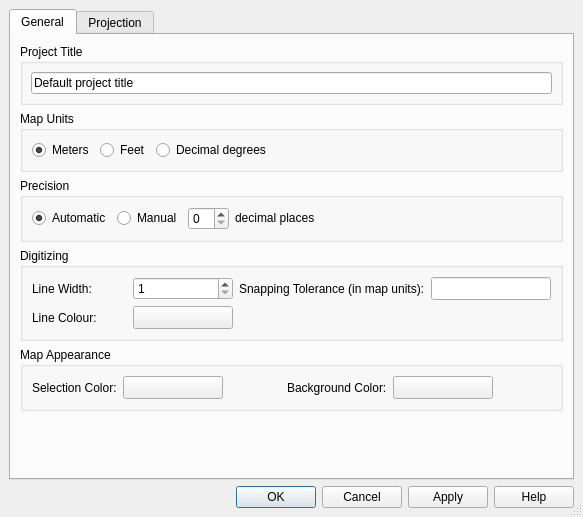
Old version of the form branches/advanced_editing_branch/src/ui/qgsprojectpropertiesbase.ui in the repository stopa85/Quantum-GIS.
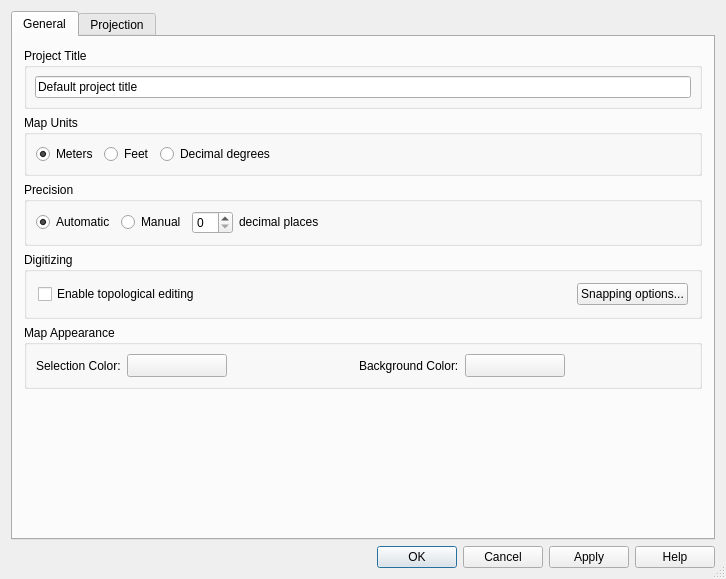
New version of the form. Icons and pictures are not drawn. Custom widgets are drawn as their Qt base class.

Commit message: Extended vector editing with the possibility to snap to several background layers. Each layer may have a different snapping tolerance and snapping can be to vertex or to segment. Moved the general digitizing properties to the qgis options and store the snapping configuration of the background layers in the project file

What changed in the file:
```diff
--- a/branches/advanced_editing_branch/src/ui/qgsprojectpropertiesbase.ui
+++ b/branches/advanced_editing_branch/src/ui/qgsprojectpropertiesbase.ui
@@ -5,8 +5,8 @@
    <rect>
     <x>0</x>
     <y>0</y>
-    <width>583</width>
-    <height>517</height>
+    <width>718</width>
+    <height>579</height>
    </rect>
   </property>
   <property name="windowTitle" >
@@ -22,22 +22,6 @@
    <bool>true</bool>
   </property>
   <layout class="QGridLayout" >
-   <property name="margin" >
-    <number>9</number>
-   </property>
-   <property name="spacing" >
-    <number>6</number>
-   </property>
-   <item row="1" column="0" >
-    <widget class="QDialogButtonBox" name="buttonBox" >
-     <property name="orientation" >
-      <enum>Qt::Horizontal</enum>
-     </property>
-     <property name="standardButtons" >
-      <set>QDialogButtonBox::Apply|QDialogButtonBox::Cancel|QDialogButtonBox::Help|QDialogButtonBox::NoButton|QDialogButtonBox::Ok</set>
-     </property>
-    </widget>
-   </item>
    <item row="0" column="0" >
     <widget class="QTabWidget" name="tabWidget" >
      <property name="currentIndex" >
@@ -47,23 +31,29 @@
       <attribute name="title" >
        <string>General</string>
       </attribute>
-      <layout class="QVBoxLayout" >
-       <property name="margin" >
-        <number>9</number>
-       </property>
-       <property name="spacing" >
-        <number>6</number>
-       </property>
-       <item>
+      <layout class="QGridLayout" >
+       <item row="0" column="0" >
         <widget class="QGroupBox" name="titleBox" >
          <property name="title" >
           <string>Project Title</string>
          </property>
          <layout class="QGridLayout" >
-          <property name="margin" >
+          <property name="leftMargin" >
            <number>8</number>
           </property>
-          <property name="spacing" >
+          <property name="topMargin" >
+           <number>8</number>
+          </property>
+          <property name="rightMargin" >
+           <number>8</number>
+          </property>
+          <property name="bottomMargin" >
+           <number>8</number>
+          </property>
+          <property name="horizontalSpacing" >
+           <number>6</number>
+          </property>
+          <property name="verticalSpacing" >
            <number>6</number>
           </property>
           <item row="0" column="0" >
@@ -79,18 +69,27 @@
          </layout>
         </widget>
        </item>
-       <item>
+       <item row="1" column="0" >
         <widget class="QGroupBox" name="btnGrpMapUnits" >
          <property name="title" >
           <string>Map Units</string>
          </property>
          <layout class="QHBoxLayout" >
-          <property name="margin" >
-           <number>9</number>
-          </property>
           <property name="spacing" >
            <number>6</number>
           </property>
+          <property name="leftMargin" >
+           <number>9</number>
+          </property>
+          <property name="topMargin" >
+           <number>9</number>
+          </property>
+          <property name="rightMargin" >
+           <number>9</number>
+          </property>
+          <property name="bottomMargin" >
+           <number>9</number>
+          </property>
           <item>
            <widget class="QRadioButton" name="radMeters" >
             <property name="text" >
@@ -131,18 +130,27 @@
          </layout>
         </widget>
        </item>
-       <item>
+       <item row="2" column="0" >
         <widget class="QGroupBox" name="btnGrpPrecision" >
          <property name="title" >
           <string>Precision</string>
          </property>
          <layout class="QHBoxLayout" >
-          <property name="margin" >
-           <number>9</number>
-          </property>
           <property name="spacing" >
            <number>6</number>
           </property>
+          <property name="leftMargin" >
+           <number>9</number>
+          </property>
+          <property name="topMargin" >
+           <number>9</number>
+          </property>
+          <property name="rightMargin" >
+           <number>9</number>
+          </property>
+          <property name="bottomMargin" >
+           <number>9</number>
+          </property>
           <item>
            <widget class="QRadioButton" name="radAutomatic" >
             <property name="toolTip" >
@@ -185,9 +193,7 @@
           <item>
            <widget class="QLabel" name="textLabel3" >
             <property name="sizePolicy" >
-             <sizepolicy>
-              <hsizetype>1</hsizetype>
-              <vsizetype>0</vsizetype>
+             <sizepolicy vsizetype="Fixed" hsizetype="Minimum" >
               <horstretch>0</horstretch>
               <verstretch>0</verstretch>
              </sizepolicy>
@@ -213,99 +219,67 @@
          </layout>
         </widget>
        </item>
-       <item>
+       <item row="3" column="0" >
         <widget class="QGroupBox" name="grpDigitizing" >
          <property name="title" >
           <string>Digitizing</string>
          </property>
          <layout class="QGridLayout" >
-          <property name="margin" >
-           <number>9</number>
-          </property>
-          <property name="spacing" >
-           <number>6</number>
-          </property>
           <item row="0" column="0" >
-           <widget class="QLabel" name="textLabel1_2_2" >
-            <property name="text" >
-             <string>Line Width:</string>
-            </property>
-            <property name="buddy" >
-             <cstring>spinDigitisedLineWidth</cstring>
-            </property>
-           </widget>
-          </item>
-          <item row="0" column="1" >
-           <widget class="QSpinBox" name="spinDigitisedLineWidth" >
-            <property name="toolTip" >
-             <string>Line width in pixels</string>
-            </property>
-            <property name="minimum" >
-             <number>1</number>
-            </property>
-           </widget>
-          </item>
-          <item row="1" column="1" >
-           <widget class="QgsColorButton" name="pbnDigitisedLineColour" >
-            <property name="minimumSize" >
-             <size>
-              <width>100</width>
-              <height>0</height>
-             </size>
-            </property>
-            <property name="text" >
-             <string/>
-            </property>
-           </widget>
-          </item>
-          <item row="0" column="2" >
-           <widget class="QLabel" name="textLabel1_2_2_2" >
-            <property name="text" >
-             <string>Snapping Tolerance (in map units):</string>
-            </property>
-            <property name="buddy" >
-             <cstring>leSnappingTolerance</cstring>
-            </property>
-           </widget>
-          </item>
-          <item row="0" column="3" >
-           <widget class="QLineEdit" name="leSnappingTolerance" >
-            <property name="maximumSize" >
-             <size>
-              <width>120</width>
-              <height>32767</height>
-             </size>
-            </property>
-            <property name="toolTip" >
-             <string>Snapping tolerance in map units</string>
-            </property>
-           </widget>
-          </item>
-          <item row="1" column="0" >
-           <widget class="QLabel" name="textLabel1_2" >
-            <property name="text" >
-             <string>Line Colour:</string>
-            </property>
-            <property name="buddy" >
-             <cstring>pbnDigitisedLineColour</cstring>
-            </property>
-           </widget>
+           <layout class="QHBoxLayout" >
+            <item>
+             <widget class="QCheckBox" name="mEnableTopologicalEditingCheckBox" >
+              <property name="text" >
+               <string>Enable topological editing</string>
+              </property>
+             </widget>
+            </item>
+            <item>
+             <spacer>
+              <property name="orientation" >
+               <enum>Qt::Horizontal</enum>
+              </property>
+              <property name="sizeHint" >
+               <size>
+                <width>91</width>
+                <height>20</height>
+               </size>
+              </property>
+             </spacer>
+            </item>
+            <item>
+             <widget class="QPushButton" name="mSnappingOptionsPushButton" >
+              <property name="text" >
+               <string>Snapping options...</string>
+              </property>
+             </widget>
+            </item>
+           </layout>
           </item>
          </layout>
         </widget>
        </item>
-       <item>
+       <item row="4" column="0" >
         <widget class="QGroupBox" name="groupBox" >
          <property name="title" >
           <string>Map Appearance</string>
          </property>
          <layout class="QHBoxLayout" >
-          <property name="margin" >
-           <number>9</number>
-          </property>
           <property name="spacing" >
            <number>6</number>
           </property>
+          <property name="leftMargin" >
+           <number>9</number>
+          </property>
+          <property name="topMargin" >
+           <number>9</number>
+          </property>
+          <property name="rightMargin" >
+           <number>9</number>
+          </property>
+          <property name="bottomMargin" >
+           <number>9</number>
+          </property>
           <item>
            <widget class="QLabel" name="textLabel1" >
             <property name="text" >
@@ -384,15 +358,15 @@
          </layout>
         </widget>
        </item>
-       <item>
+       <item row="5" column="0" >
         <spacer>
          <property name="orientation" >
           <enum>Qt::Vertical</enum>
          </property>
          <property name="sizeHint" >
           <size>
-           <width>31</width>
-           <height>21</height>
+           <width>678</width>
+           <height>31</height>
           </size>
          </property>
         </spacer>
@@ -404,10 +378,22 @@
        <string>Projection</string>
       </attribute>
       <layout class="QGridLayout" >
-       <property name="margin" >
+       <property name="leftMargin" >
         <number>9</number>
        </property>
-       <property name="spacing" >
+       <property name="topMargin" >
+        <number>9</number>
+       </property>
+       <property name="rightMargin" >
+        <number>9</number>
+       </property>
+       <property name="bottomMargin" >
+        <number>9</number>
+       </property>
+       <property name="horizontalSpacing" >
+        <number>6</number>
+       </property>
+       <property name="verticalSpacing" >
         <number>6</number>
        </property>
        <item row="0" column="0" >
@@ -424,21 +410,31 @@
      </widget>
     </widget>
    </item>
+   <item row="1" column="0" >
+    <widget class="QDialogButtonBox" name="buttonBox" >
+     <property name="orientation" >
+      <enum>Qt::Horizontal</enum>
+     </property>
+     <property name="standardButtons" >
+      <set>QDialogButtonBox::Apply|QDialogButtonBox::Cancel|QDialogButtonBox::Help|QDialogButtonBox::NoButton|QDialogButtonBox::Ok</set>
+     </property>
+    </widget>
+   </item>
   </layout>
  </widget>
  <layoutdefault spacing="6" margin="11" />
  <customwidgets>
+  <customwidget>
+   <class>QgsColorButton</class>
+   <extends>QToolButton</extends>
+   <header>qgscolorbutton.h</header>
+  </customwidget>
   <customwidget>
    <class>QgsProjectionSelector</class>
    <extends>QWidget</extends>
    <header>qgsprojectionselector.h</header>
    <container>1</container>
   </customwidget>
-  <customwidget>
-   <class>QgsColorButton</class>
-   <extends>QToolButton</extends>
-   <header>qgscolorbutton.h</header>
-  </customwidget>
  </customwidgets>
  <tabstops>
   <tabstop>tabWidget</tabstop>
```
Left out of the diff: 3 changed lines with no effect on the pictures. The commit also changes 20 other files.
